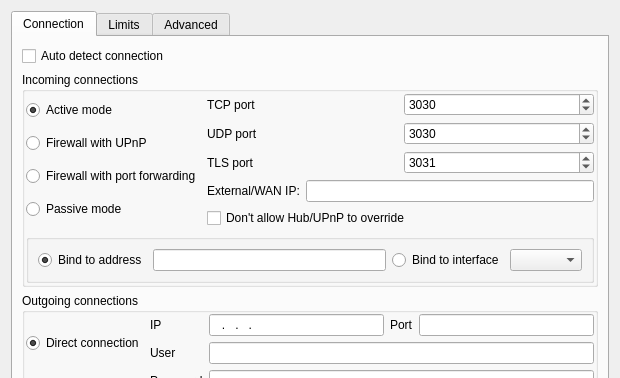
First picture: the form in eiskaltdcpp-qt/ui/UISettingsConnection.ui, repository eiskaltdcpp/eiskaltdcpp, before the edit; both pictures show x 0 to 620 and y 0 to 378 of the 620 by 611 pixel window.
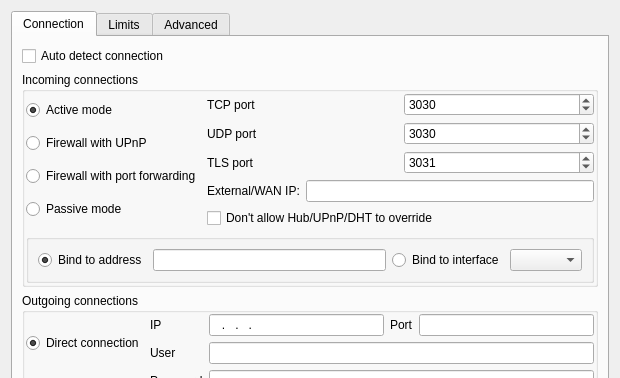
Second picture: the form after the edit. Custom widgets are drawn as their Qt base class.

Commit message: tr up: fixed strings in setting dialogs

What changed in the file:
```diff
--- a/eiskaltdcpp-qt/ui/UISettingsConnection.ui
+++ b/eiskaltdcpp-qt/ui/UISettingsConnection.ui
@@ -149,7 +149,7 @@
              <item row="4" column="0" colspan="2">
               <widget class="QCheckBox" name="checkBox_DONTOVERRIDE">
                <property name="text">
-                <string>Don't allow Hub/UPnP to override</string>
+                <string>Don't allow Hub/UPnP/DHT to override</string>
                </property>
               </widget>
              </item>
```
The commit also changes 1 other file.
